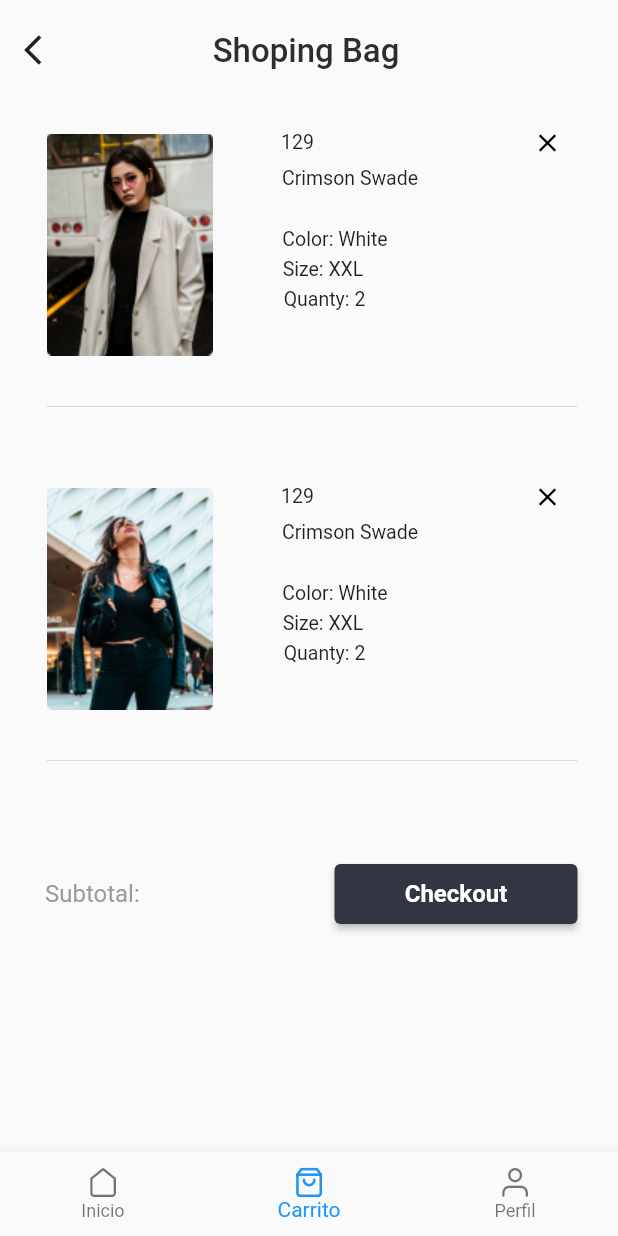
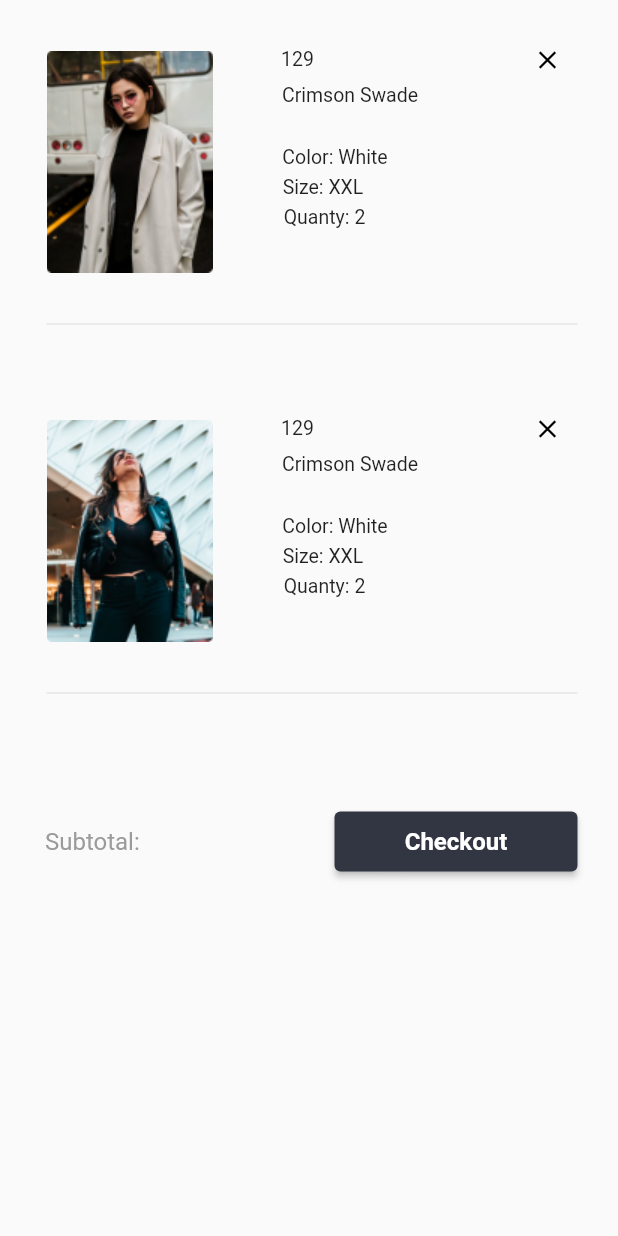
Before and after one commit to titandiaz/marketplace-flutter, a Flutter app: the CartPage screen opened by its route, on a phone screen of 412 x 824 dp. Run offline on Flutter 3.47's test engine with Material 2 defaults, Android fonts, the phone set to English and light mode, and no system bars; our stand-ins replace firebase_auth, flutter_swiper; accounts and stored records are empty; Roboto replaces fonts that are missing (SF Pro Display).

Commit message:
Removiendo appBar y poniendo el cart

```diff
--- a/lib/main.dart
+++ b/lib/main.dart
@@ -16,7 +16,7 @@ class MyApp extends StatelessWidget {
     return MaterialApp(
       debugShowCheckedModeBanner: false,
       title: 'MarketPlace',
-      initialRoute: 'cart',
+      initialRoute: 'signIn',
       routes: {
         'signIn': (BuildContext context) => LoginPage(),
         '/': (BuildContext context) => HomePage(user: null),
--- a/lib/src/pages/cart_page.dart
+++ b/lib/src/pages/cart_page.dart
@@ -1,7 +1,5 @@
 import 'package:flutter/material.dart';
 import 'package:peliculas/src/providers/menu_provider.dart';
-import 'package:peliculas/src/utils/icono_string_util.dart';
-import 'package:peliculas/src/widgets/banner_swiper_widget.dart';
 
 
 class CartPage extends StatefulWidget {
@@ -15,34 +13,7 @@ class _CartPageState extends State<CartPage> {
   @override
   Widget build(BuildContext context) {
     return Scaffold(
-      appBar: PreferredSize(
-        preferredSize: Size.fromHeight(65.0),
-        child: AppBar(
-          title: Center(
-            child: Container(
-              padding: EdgeInsets.only(top: 12.0),
-              transform: Matrix4.translationValues(-30.0, 0.0, 0.0),
-              child: Text('Shoping Bag',
-                style: TextStyle(
-                  color: Color(0xFF2D2D2D),
-                  fontSize: 22.0,
-                  fontFamily: "SF Pro Display",
-                )
-              ),
-            ),
-          ),
-          leading: IconButton(
-            padding: EdgeInsets.only(top: 10.0),
-            icon: Icon(Icons.arrow_back_ios),
-            color: Colors.black87,
-            onPressed: () {},
-          ),
-          backgroundColor: Colors.transparent,
-          elevation: 0.0,
-        ),
-      ),
       body: _listaP(),
-      bottomNavigationBar: _botttomNavigationBar(context),
     );
   }
 
@@ -62,7 +33,7 @@ class _CartPageState extends State<CartPage> {
             children: <Widget>[
               Container(
                 transform: Matrix4.translationValues(0.0, 0.0, 0.0),
-                padding: EdgeInsets.only(top: 35.0, left: 30, bottom: 41),
+                padding: EdgeInsets.only(top: 45.0, left: 30, bottom: 41),
                 child: Text('Subtotal:',
                   style: TextStyle(
                     color: Color(0xFF9B9B9B),
@@ -72,7 +43,7 @@ class _CartPageState extends State<CartPage> {
                 ),
               ),
               Container (
-                padding: EdgeInsets.only(top: 35.0, right: 27, bottom: 41),
+                padding: EdgeInsets.only(top: 45.0, right: 27, bottom: 41),
                 child: RaisedButton(
                   onPressed: () {},
                   shape: RoundedRectangleBorder(
@@ -113,7 +84,7 @@ class _CartPageState extends State<CartPage> {
         padding: EdgeInsets.only(right: 27, left: 31.0),
         // color: Colors.red,
         child: Container(
-          padding: EdgeInsets.only(top: 20),
+          padding: EdgeInsets.only(top: 30),
           // color: Colors.blue,
           child: Column(
             children: <Widget>[
@@ -209,36 +180,4 @@ class _CartPageState extends State<CartPage> {
     return opcionesP;
   }
 
-  Widget _swiperBanner() {
-    return BannerSwiper(banners: [0]);
-  }
-
-  Widget _botttomNavigationBar(BuildContext context) {
-
-    return Theme(
-      data: Theme.of(context).copyWith(
-        primaryColor: Colors.black
-      ),
-      child: BottomNavigationBar(
-        onTap: (newIndex) => setState(() => index = newIndex),
-        currentIndex: index,
-        items: [
-          BottomNavigationBarItem(
-            icon: Icon(const IconData(0xe804, fontFamily: 'MyFlutterApp'), size: 20.0,),
-            title: Text('Inicio', style: TextStyle(fontSize: 13, color: Colors.black),),
-          ),
-          BottomNavigationBarItem(
-            icon: Icon(const IconData(0xe805, fontFamily: 'MyFlutterApp'), size: 20.0, ),
-            title: Text('Carrito', style: TextStyle(fontSize: 13, color: Colors.black),)
-          ),
-          BottomNavigationBarItem(
-            icon: Icon(const IconData(0xe806, fontFamily: 'MyFlutterApp'), size: 20.0,),
-            title: Text('Perfil', style: TextStyle(fontSize: 13, color: Colors.black),)
-          ),
-        ],
-
-      ),
-    );
-  }
-
 }
--- a/lib/src/pages/home_page.dart
+++ b/lib/src/pages/home_page.dart
@@ -1,4 +1,5 @@
 import 'package:flutter/material.dart';
+import 'package:peliculas/src/pages/cart_page.dart';
 import 'package:peliculas/src/pages/profile_page.dart';
 import 'package:peliculas/src/providers/productos_provider.dart';
 import 'package:peliculas/src/widgets/banner_swiper_widget.dart';
@@ -79,6 +80,7 @@ class _HomePageState extends State<HomePage> {
           ],
         ),
       );
+      case 1 : return CartPage();
       case 3 : return ProfilePage(user: widget.user);
 
       default: return Center(
--- a/lib/src/pages/profile_page.dart
+++ b/lib/src/pages/profile_page.dart
@@ -1,6 +1,5 @@
 import 'package:firebase_auth/firebase_auth.dart';
 import 'package:flutter/material.dart';
-import 'package:peliculas/src/pages/signIn.dart';
 import 'package:peliculas/src/providers/menu_provider.dart';
 import 'package:peliculas/src/utils/icono_string_util.dart';
 
--- a/lib/src/pages/signIn.dart
+++ b/lib/src/pages/signIn.dart
@@ -1,8 +1,6 @@
 import 'package:flutter/material.dart';
 import 'package:firebase_auth/firebase_auth.dart';
 import 'package:peliculas/src/pages/home_page.dart';
-import 'package:peliculas/src/pages/profile_page.dart';
-// import 'package:peliculas/src/pages/profile_page.dart';
 import 'package:peliculas/src/pages/signUp.dart';
 
 
```
